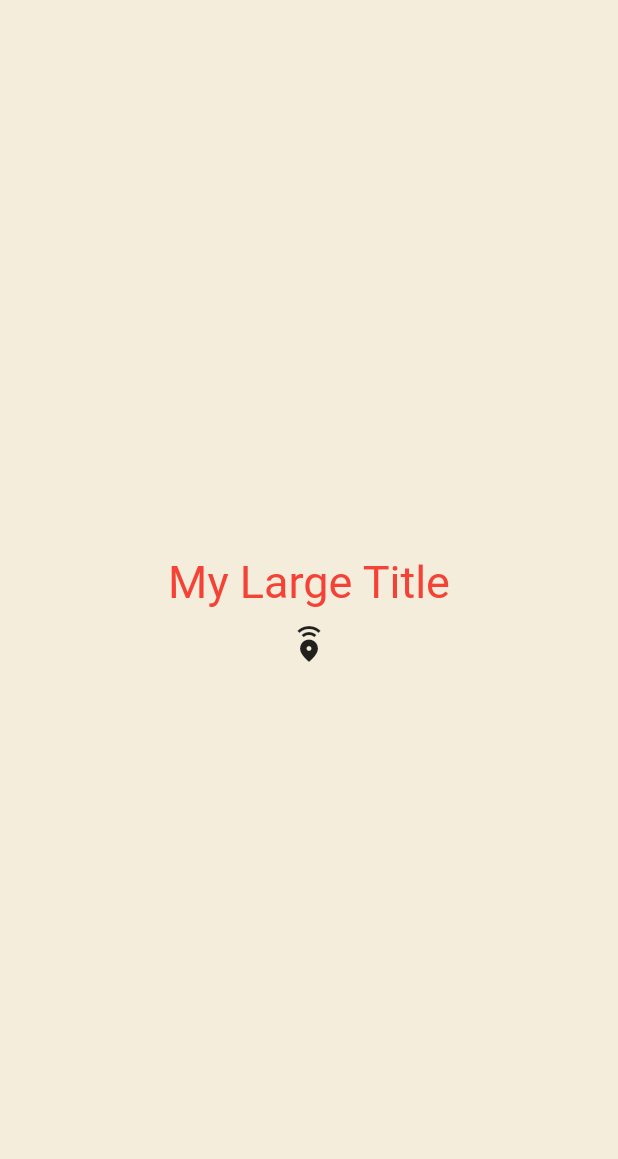
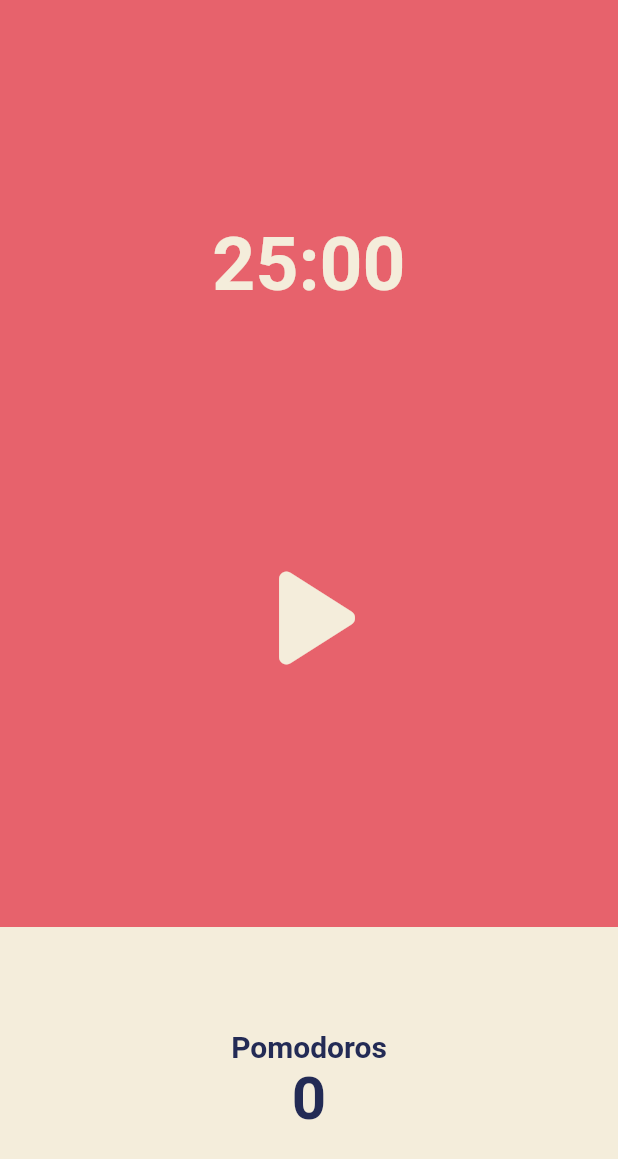
Before and after one commit to imonkfcwifi/first_flutter, a Flutter app: the screen it shows after launch, on a phone screen of 412 x 824 dp. Shown: the top 1159 px of the screen. Run offline on Flutter 3.47's test engine with Material 2 defaults, Android fonts, the phone set to English and light mode, and no system bars.

Commit message:
User Interface

```diff
--- a/lib/main.dart
+++ b/lib/main.dart
@@ -1,89 +1,27 @@
+import 'package:flu/screens/home_screen.dart';
 import 'package:flutter/material.dart';
 
 // home: ,,, appBar etc)... is named parameter
 
 void main() {
-  runApp(App());
+  runApp(const App());
 }
 
-class App extends StatefulWidget {
-  @override
-  State<App> createState() => _AppState();
-}
-
-class _AppState extends State<App> {
-  bool showtitle = true;
-
-  void toggleTitle() {
-    setState(() {
-      showtitle = !showtitle;
-    });
-  }
+class App extends StatelessWidget {
+  const App({super.key});
 
   @override
   Widget build(BuildContext context) {
     return MaterialApp(
       theme: ThemeData(
-        textTheme: const TextTheme(
-          titleLarge: TextStyle(
-            color: Colors.red,
+          backgroundColor: const Color(0xFFE7626C),
+          textTheme: const TextTheme(
+            headline1: TextStyle(
+              color: Color(0xFF232B55),
+            ),
           ),
-        ),
-      ),
-      home: Scaffold(
-        backgroundColor: const Color(0xFFF4EDDB),
-        body: Center(
-          child: Column(
-            mainAxisAlignment: MainAxisAlignment.center,
-            children: [
-              showtitle ? const MyLargeTitle() : const Text('none'),
-              IconButton(
-                onPressed: toggleTitle,
-                icon: const Icon(
-                  Icons.emergency_share_sharp,
-                ),
-              )
-            ],
-          ),
-        ),
-      ),
+          cardColor: const Color(0xFFF4EDDB)),
+      home: const HomeScreen(),
     );
   }
 }
-
-class MyLargeTitle extends StatefulWidget {
-  const MyLargeTitle({
-    Key? key,
-  }) : super(key: key);
-
-  @override
-  State<MyLargeTitle> createState() => _MyLargeTitleState();
-}
-
-class _MyLargeTitleState extends State<MyLargeTitle> {
-  @override
-  void initState() {
-    // TODO: implement initState
-    super.initState();
-    print('welcome');
-  }
-
-  @override
-  void dispose() {
-    // TODO: implement dispose
-    super.dispose();
-    print('bye!');
-  }
-
-  @override
-  Widget build(BuildContext context) {
-    print('build');
-    return Text(
-      'My Large Title',
-      style: TextStyle(
-        fontSize: 30,
-        color: Theme.of(context).textTheme.titleLarge!.color,
-      ),
-    );
-  }
-}
--- /dev/null
+++ b/lib/screens/home_screen.dart
@@ -0,0 +1,83 @@
+import 'package:flutter/material.dart';
+
+class HomeScreen extends StatefulWidget {
+  const HomeScreen({super.key});
+
+  @override
+  State<HomeScreen> createState() => _HomeScreenState();
+}
+
+class _HomeScreenState extends State<HomeScreen> {
+  @override
+  Widget build(BuildContext context) {
+    return Scaffold(
+      backgroundColor: Theme.of(context).backgroundColor,
+      body: Column(
+        children: [
+          Flexible(
+            flex: 1,
+            child: Container(
+              alignment: Alignment.bottomCenter,
+              child: Text(
+                '25:00',
+                style: TextStyle(
+                  color: Theme.of(context).cardColor,
+                  fontSize: 50,
+                  fontWeight: FontWeight.w600,
+                ),
+              ),
+            ),
+          ),
+          Flexible(
+            flex: 2,
+            child: Center(
+              child: IconButton(
+                iconSize: 120,
+                color: Theme.of(context).cardColor,
+                onPressed: () {},
+                icon: const Icon(
+                  Icons.play_arrow_rounded,
+                ),
+              ),
+            ),
+          ),
+          Flexible(
+            flex: 1,
+            child: Row(
+              children: [
+                Expanded(
+                  child: Container(
+                    decoration: BoxDecoration(
+                      color: Theme.of(context).cardColor,
+                    ),
+                    child: Column(
+                      mainAxisAlignment: MainAxisAlignment.center,
+                      children: [
+                        Text(
+                          'Pomodoros',
+                          style: TextStyle(
+                            fontSize: 20,
+                            fontWeight: FontWeight.w600,
+                            color: Theme.of(context).textTheme.headline1!.color,
+                          ),
+                        ),
+                        Text(
+                          '0',
+                          style: TextStyle(
+                            fontSize: 40,
+                            fontWeight: FontWeight.w600,
+                            color: Theme.of(context).textTheme.headline1!.color,
+                          ),
+                        ),
+                      ],
+                    ),
+                  ),
+                ),
+              ],
+            ),
+          ),
+        ],
+      ),
+    );
+  }
+}
```
